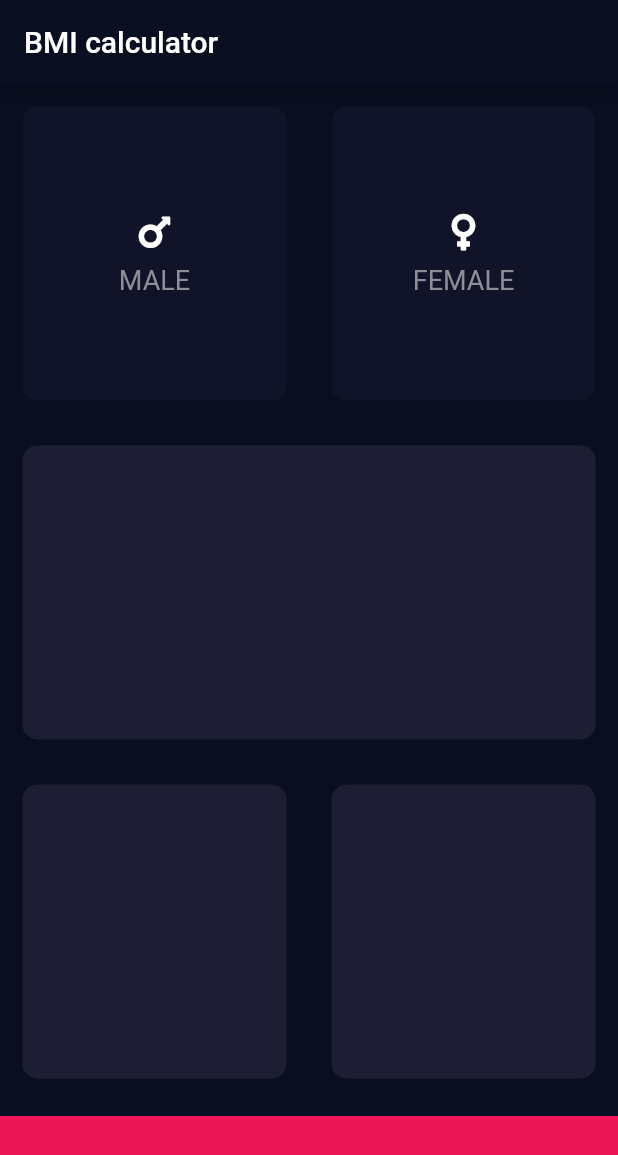
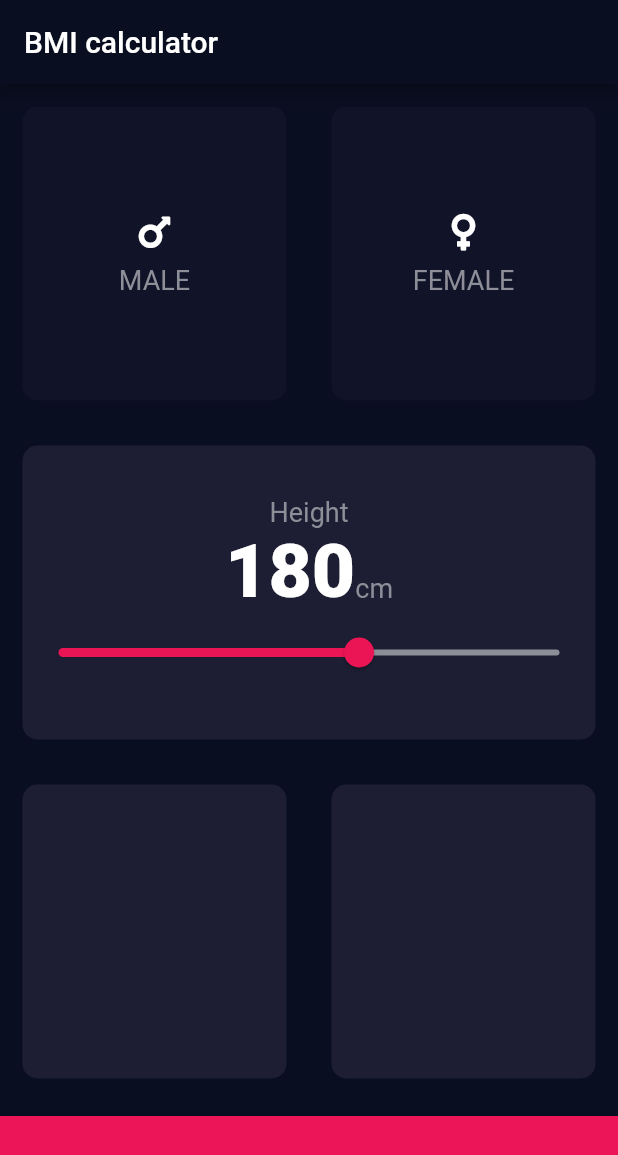
Before and after one commit to mehrbarz/BMI-calculator, a Flutter app: the screen it shows after launch, on a phone screen of 412 x 824 dp. Shown: the top 1155 px of the screen. Run offline on Flutter 3.47's test engine with Material 2 defaults, Android fonts, the phone set to English and light mode, and no system bars; our stand-ins replace font_awesome_flutter.

```diff
--- /dev/null
+++ b/bmi_calculator/lib/constants.dart
@@ -0,0 +1,17 @@
+import 'package:flutter/material.dart';
+
+
+const kLabelTextStyle = TextStyle(
+  fontSize: 18,
+  color: Color(0xFF8D8E98),
+);
+
+const KBottomContainerHeight = 80.0;    //k for constant
+const kActiveCardColor = Color(0xFF1D1E33);
+const kInactiveCardColor = Color(0xFF1111328);
+const kBottomContainerColor = Color(0xFFEB1558);
+
+const kNumberTextStyle = TextStyle(
+fontSize: 50,
+fontWeight: FontWeight.w800,
+);
--- a/bmi_calculator/lib/icon_content.dart
+++ b/bmi_calculator/lib/icon_content.dart
@@ -1,9 +1,7 @@
 import 'package:flutter/material.dart';
+import 'constants.dart';
 
-const labelTextStyle = TextStyle(
-  fontSize: 18,
-  color: Color(0xFF8D8E98),
-);
+
 
 class IconContent extends StatelessWidget {
   IconContent({this.icon, this.label});
@@ -25,7 +23,7 @@ class IconContent extends StatelessWidget {
         ),
         Text(
           label,
-          style: labelTextStyle,
+          style: kLabelTextStyle,
         )
       ],
     );
--- a/bmi_calculator/lib/input_page.dart
+++ b/bmi_calculator/lib/input_page.dart
@@ -3,11 +3,8 @@ import 'package:flutter/rendering.dart';
 import 'package:font_awesome_flutter/font_awesome_flutter.dart';
 import 'icon_content.dart';
 import 'reusable_card.dart';
+import 'constants.dart';
 
-const bottomContainerHeight = 80.0;
-const activeCardColor = Color(0xFF1D1E33);
-const inactiveCardColor = Color(0xFF1111328);
-const bottomContainerColor = Color(0xFFEB1558);
 enum Gender {
   male,
   female,
@@ -19,6 +16,7 @@ class InputPagePage extends StatefulWidget {
 }
 
 class _InputPagePageState extends State<InputPagePage> {
+  int height = 180;
 
   Gender selectedGender;
   // Color maleCardColor = inactiveCardColor;
@@ -53,18 +51,21 @@ class _InputPagePageState extends State<InputPagePage> {
           title: Text('BMI calculator'),
         ),
         body: Column(
+          crossAxisAlignment: CrossAxisAlignment.stretch,
           children: [
             Expanded(
                 child: Row(
               children: [
                 Expanded(
                   child: ReusableCard(
-                    onPress: (){
+                    onPress: () {
                       setState(() {
                         selectedGender = Gender.male;
                       });
                     },
-                    colour: selectedGender == Gender.male ? activeCardColor : inactiveCardColor,
+                    colour: selectedGender == Gender.male
+                        ? kActiveCardColor
+                        : kInactiveCardColor,
                     cardChild: IconContent(
                       icon: FontAwesomeIcons.mars,
                       label: 'MALE',
@@ -73,7 +74,7 @@ class _InputPagePageState extends State<InputPagePage> {
                 ),
                 Expanded(
                   child: ReusableCard(
-                    onPress: (){
+                    onPress: () {
                       setState(() {
                         selectedGender = Gender.female;
                       });
@@ -82,14 +83,52 @@ class _InputPagePageState extends State<InputPagePage> {
                       icon: FontAwesomeIcons.venus,
                       label: 'FEMALE',
                     ),
-                    colour: selectedGender == Gender.female ? activeCardColor : inactiveCardColor,
+                    colour: selectedGender == Gender.female
+                        ? kActiveCardColor
+                        : kInactiveCardColor,
                   ),
                 ),
               ],
             )),
             Expanded(
               child: ReusableCard(
-                colour: activeCardColor,
+                colour: kActiveCardColor,
+                cardChild: Column(
+                  mainAxisAlignment: MainAxisAlignment.center,
+                  children: [
+                    Text(
+                      'Height',
+                      style: kLabelTextStyle,
+                    ),
+                    Row(
+                      mainAxisAlignment: MainAxisAlignment.center,
+                      crossAxisAlignment: CrossAxisAlignment.baseline,
+                      textBaseline: TextBaseline.alphabetic,
+                      children: [
+                        Text(
+                          height.toString(),
+                          style: kNumberTextStyle,
+                        ),
+                        Text(
+                          'cm',
+                          style: kLabelTextStyle,
+                        ),
+                      ],
+                    ),
+                    Slider(
+                      value: height.toDouble(),
+                      min: 120.0,
+                      max: 220.0,
+                      activeColor: Color(0xFFEB1555),
+                      inactiveColor: Color(0xFF8D8E98),
+                      onChanged: (double newValue) {
+                        setState(() {
+                          height = newValue.round();
+                        });
+                      },
+                    ),
+                  ],
+                ),
               ),
             ),
             Expanded(
@@ -97,21 +136,21 @@ class _InputPagePageState extends State<InputPagePage> {
               children: [
                 Expanded(
                   child: ReusableCard(
-                    colour: activeCardColor,
+                    colour: kActiveCardColor,
                   ),
                 ),
                 Expanded(
                   child: ReusableCard(
-                    colour: activeCardColor,
+                    colour: kActiveCardColor,
                   ),
                 ),
               ],
             )),
             Container(
-              color: bottomContainerColor,
+              color: kBottomContainerColor,
               margin: EdgeInsets.only(top: 10),
               width: double.infinity,
-              height: bottomContainerHeight,
+              height: KBottomContainerHeight,
             )
           ],
         ));
```
